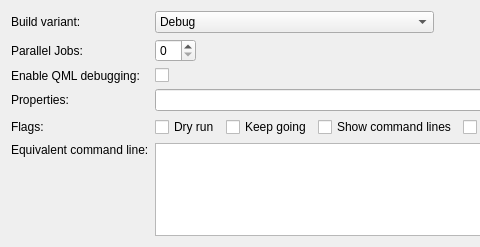
Qt form src/plugins/qbsprojectmanager/qbsbuildstepconfigwidget.ui (qt-creator/qt-creator) before a commit; both pictures show x 0 to 480 and y 0 to 247 of the 723 by 247 pixel window.
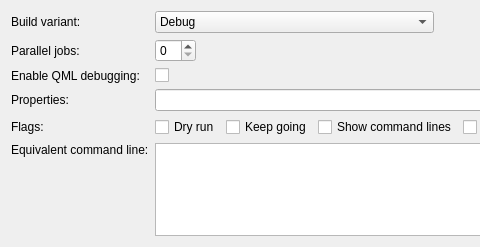
The same form after that commit. Icons and pictures are not drawn. Custom widgets are drawn as their Qt base class.

Commit message: UI text: fix capitalization

Patch:
```diff
--- a/src/plugins/qbsprojectmanager/qbsbuildstepconfigwidget.ui
+++ b/src/plugins/qbsprojectmanager/qbsbuildstepconfigwidget.ui
@@ -58,7 +58,7 @@
    <item row="1" column="0">
     <widget class="QLabel" name="jobsLabel">
      <property name="text">
-      <string>Parallel Jobs:</string>
+      <string>Parallel jobs:</string>
      </property>
     </widget>
    </item>
```
The commit also changes 2 other files.
